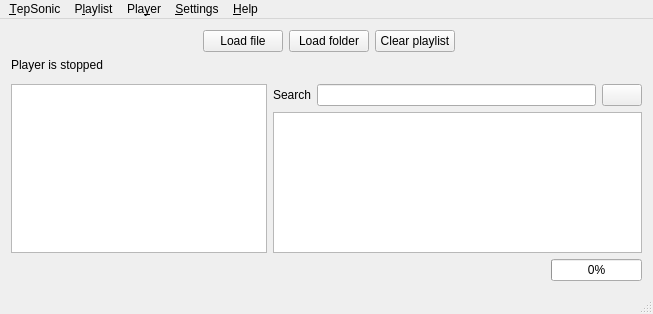
Before: the Qt Designer form mainwindow.ui in danvratil/TepSonic, drawn with Qt 5.
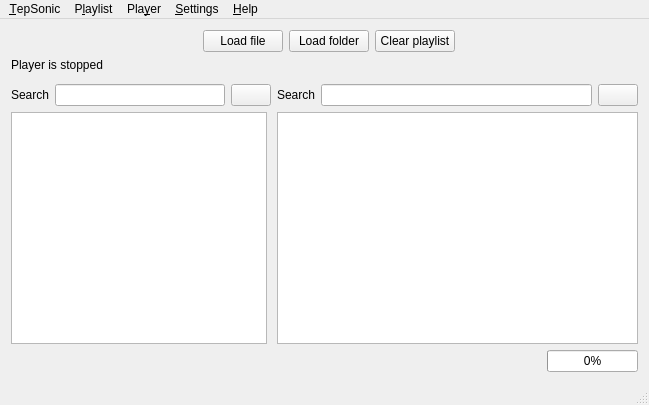
After: the same form once the commit is applied. Icons and pictures are not drawn. Custom widgets are drawn as their Qt base class.

Commit message: Implement searching in collection browser

```diff
--- a/mainwindow.ui
+++ b/mainwindow.ui
@@ -6,8 +6,8 @@
    <rect>
     <x>0</x>
     <y>0</y>
-    <width>653</width>
-    <height>314</height>
+    <width>649</width>
+    <height>405</height>
    </rect>
   </property>
   <property name="sizePolicy">
@@ -258,17 +258,61 @@
     <item>
      <layout class="QHBoxLayout" name="horizontalLayout">
       <item>
-       <widget class="CollectionBrowser" name="collectionBrowser">
-        <property name="sizePolicy">
-         <sizepolicy hsizetype="Fixed" vsizetype="Expanding">
-          <horstretch>0</horstretch>
-          <verstretch>0</verstretch>
-         </sizepolicy>
-        </property>
-        <property name="editTriggers">
-         <set>QAbstractItemView::NoEditTriggers</set>
-        </property>
-       </widget>
+       <layout class="QGridLayout" name="collectionLayout">
+        <item row="2" column="0" colspan="3">
+         <widget class="CollectionBrowser" name="collectionBrowser">
+          <property name="sizePolicy">
+           <sizepolicy hsizetype="Fixed" vsizetype="Expanding">
+            <horstretch>0</horstretch>
+            <verstretch>0</verstretch>
+           </sizepolicy>
+          </property>
+          <property name="editTriggers">
+           <set>QAbstractItemView::NoEditTriggers</set>
+          </property>
+         </widget>
+        </item>
+        <item row="1" column="1">
+         <widget class="QLineEdit" name="colectionSearchEdit">
+          <property name="sizePolicy">
+           <sizepolicy hsizetype="Minimum" vsizetype="Fixed">
+            <horstretch>0</horstretch>
+            <verstretch>0</verstretch>
+           </sizepolicy>
+          </property>
+          <property name="minimumSize">
+           <size>
+            <width>170</width>
+            <height>0</height>
+           </size>
+          </property>
+         </widget>
+        </item>
+        <item row="1" column="0">
+         <widget class="QLabel" name="label_2">
+          <property name="text">
+           <string>Search</string>
+          </property>
+         </widget>
+        </item>
+        <item row="1" column="2">
+         <widget class="QPushButton" name="cleatCollectionSearch">
+          <property name="text">
+           <string/>
+          </property>
+          <property name="icon">
+           <iconset>
+            <normaloff>:/icons/clearEdit</normaloff>:/icons/clearEdit</iconset>
+          </property>
+          <property name="iconSize">
+           <size>
+            <width>15</width>
+            <height>15</height>
+           </size>
+          </property>
+         </widget>
+        </item>
+       </layout>
       </item>
       <item>
        <layout class="QGridLayout" name="gridLayout">
@@ -354,7 +398,7 @@
     <rect>
      <x>0</x>
      <y>0</y>
-     <width>653</width>
+     <width>649</width>
      <height>20</height>
     </rect>
    </property>
```
Left out of the diff: 54 changed lines with no effect on the pictures. The commit also changes 5 other files.
